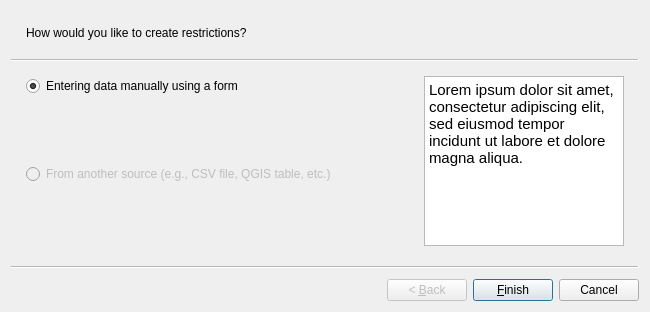
Old version of the form asistente_ladm_col/ui/wiz_create_restriction_cadastre.ui in the repository SwissTierrasColombia/Asistente-LADM-COL.
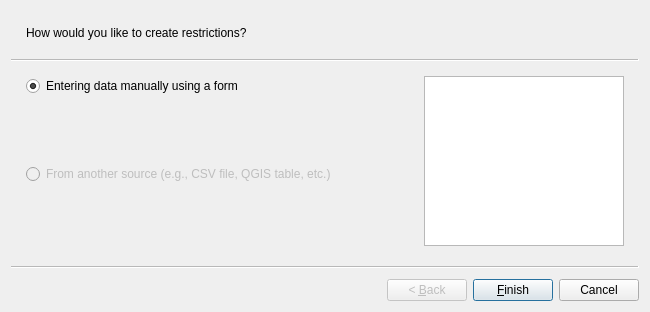
New version of the form.

The edit to the form file:
```diff
--- a/asistente_ladm_col/ui/wiz_create_restriction_cadastre.ui
+++ b/asistente_ladm_col/ui/wiz_create_restriction_cadastre.ui
@@ -81,7 +81,7 @@
 &lt;html&gt;&lt;head&gt;&lt;meta name=&quot;qrichtext&quot; content=&quot;1&quot; /&gt;&lt;style type=&quot;text/css&quot;&gt;
 p, li { white-space: pre-wrap; }
 &lt;/style&gt;&lt;/head&gt;&lt;body style=&quot; font-family:'Ubuntu'; font-size:11pt; font-weight:400; font-style:normal;&quot;&gt;
-&lt;p style=&quot; margin-top:0px; margin-bottom:0px; margin-left:0px; margin-right:0px; -qt-block-indent:0; text-indent:0px;&quot;&gt;Lorem ipsum dolor sit amet, consectetur adipiscing elit, sed eiusmod tempor incidunt ut labore et dolore magna aliqua.&lt;/p&gt;&lt;/body&gt;&lt;/html&gt;</string>
+&lt;p style=&quot;-qt-paragraph-type:empty; margin-top:0px; margin-bottom:0px; margin-left:0px; margin-right:0px; -qt-block-indent:0; text-indent:0px;&quot;&gt;&lt;br /&gt;&lt;/p&gt;&lt;/body&gt;&lt;/html&gt;</string>
       </property>
      </widget>
     </item>
```
